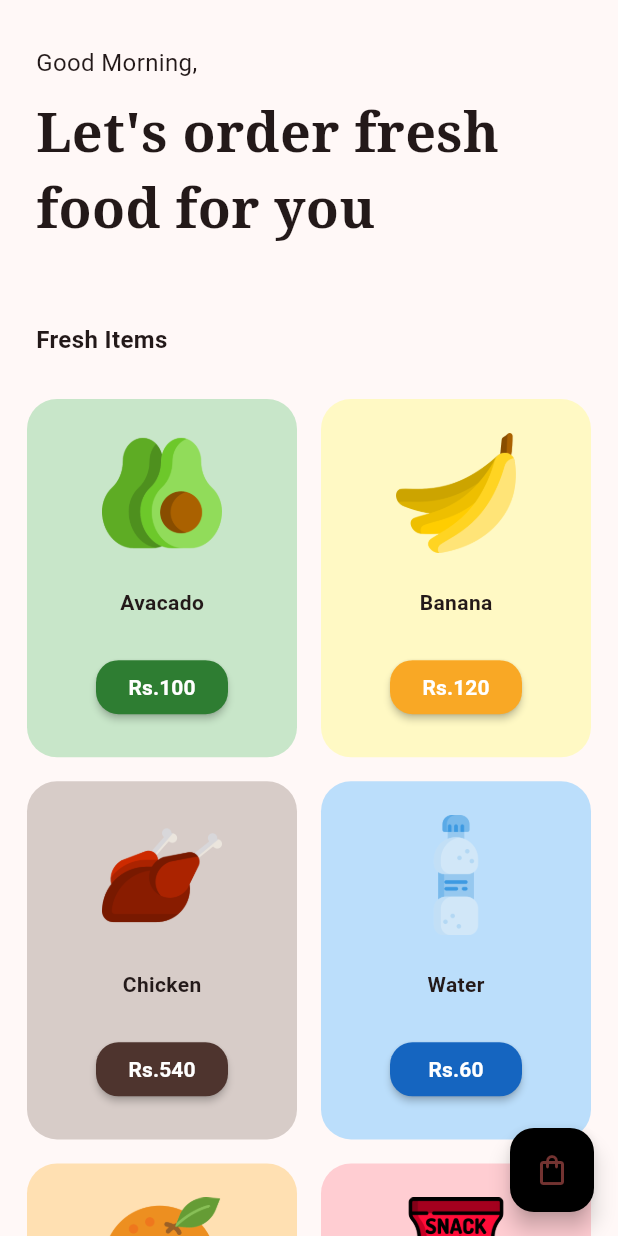
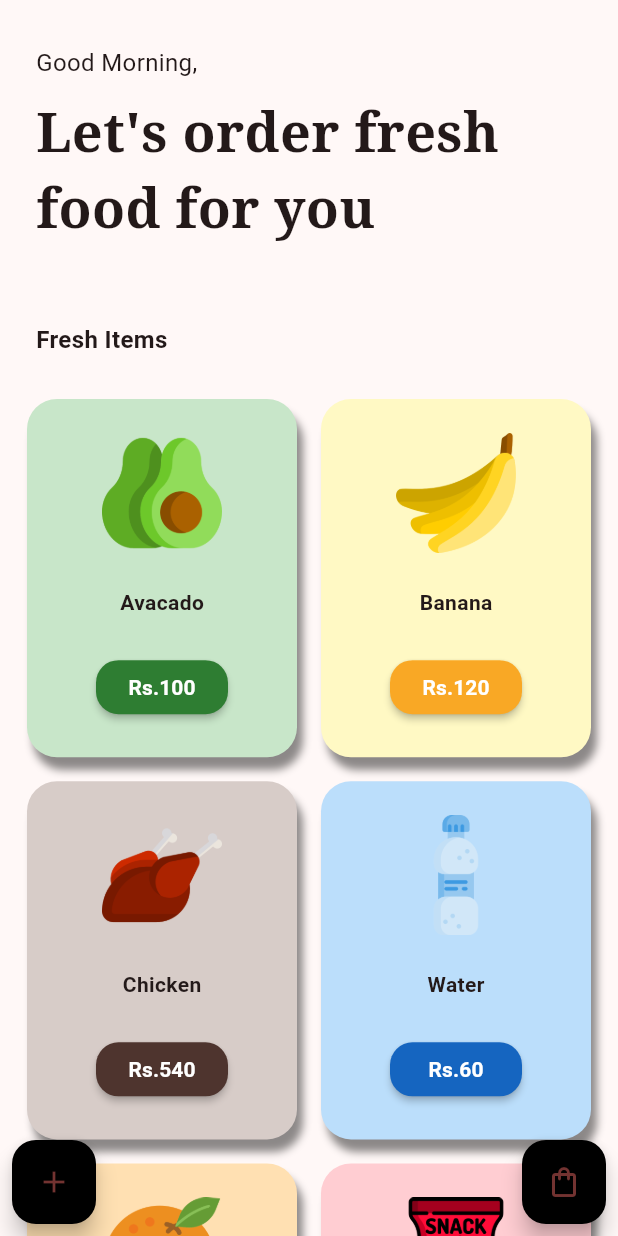
Before and after one commit to SaadAkram200/API_Work, a Flutter app: the HomePage screen opened directly, on a phone screen of 412 x 824 dp. Run offline on Flutter 3.47's test engine with Material 2 defaults, Android fonts, the phone set to English and light mode, and no system bars; our stand-ins replace cloud_firestore, firebase_auth, firebase_core, firebase_storage, flutter_colorpicker, flutter_inset_box_shadow and 5 more; accounts and stored records are empty.

Commit message:
created a new screen to add items in the itemlist uploaded the new item into firestore

```diff
--- a/first_app/lib/Provider work/Grocery App/home_page.dart
+++ b/first_app/lib/Provider work/Grocery App/home_page.dart
@@ -1,3 +1,4 @@
+import 'package:first_app/Provider%20work/Grocery%20App/add_items.dart';
 import 'package:first_app/Provider%20work/Grocery%20App/cart_page.dart';
 import 'package:first_app/Provider%20work/Grocery%20App/cart_provider.dart';
 import 'package:first_app/widgets/reuseable_widgets.dart';
@@ -8,65 +9,96 @@ import 'package:provider/provider.dart';
 class HomePage extends StatelessWidget {
   HomePage({super.key});
 
-
 // used for greeting msg
-currentTime(){
+  currentTime() {
     DateTime now = DateTime.now();
-  if (now.hour >11.59) {
+    if (now.hour > 11.59) {
       return Text(
-      'Good Evening,',
-      style: TextStyle(fontSize: 16),);
+        'Good Afternoon,',
+        style: TextStyle(fontSize: 16),
+      );
     } else {
       return Text(
         'Good Morning,',
-      style: TextStyle(fontSize: 16),);
+        style: TextStyle(fontSize: 16),
+      );
     }
   }
+
   @override
   Widget build(BuildContext context) {
     return Scaffold(
-      floatingActionButton: FloatingActionButton(
+      floatingActionButtonLocation: FloatingActionButtonLocation.centerDocked,
+      floatingActionButton: Padding(
+        padding: const EdgeInsets.all(8.0),
+        child: Row(
+          mainAxisAlignment: MainAxisAlignment.spaceBetween,
+          children: [
+            FloatingActionButton(
+              heroTag: null,
               backgroundColor: Colors.black,
-        child: Icon(Icons.shopping_bag_outlined,),
               onPressed: () {
-        Navigator.push(context, MaterialPageRoute(builder: (context)=> CartPage()));
-      },),
+                Navigator.pushAndRemoveUntil(
+                    context,
+                    MaterialPageRoute(
+                      builder: (context) => AddItems(),
+                    ),
+                    (route) => true);
+              },
+              child: Icon(Icons.add_outlined),
+            ),
+            FloatingActionButton(
+              heroTag: null,
+              backgroundColor: Colors.black,
+              onPressed: () {
+                Navigator.pushAndRemoveUntil(
+                    context,
+                    MaterialPageRoute(
+                      builder: (context) => CartPage(),
+                    ),
+                    (route) => true);
+              },
+              child: Icon(Icons.shopping_bag_outlined),
+            )
+          ],
+        ),
+      ),
       body: SafeArea(
         child: Column(
           crossAxisAlignment: CrossAxisAlignment.start,
           mainAxisAlignment: MainAxisAlignment.start,
           children: [
-
-
             //greeting text
             Padding(
-              padding: const EdgeInsets.fromLTRB(24,30,0,10),
+              padding: const EdgeInsets.fromLTRB(24, 30, 0, 10),
               child: currentTime(),
             ),
 
-
             //Big Text
             Padding(
-              padding: const EdgeInsets.fromLTRB(24,0,20,0),
-              child: Text("Let's order fresh food for you",
-                style: GoogleFonts.notoSerif(fontSize: 36,fontWeight: FontWeight.bold),),
+              padding: const EdgeInsets.fromLTRB(24, 0, 20, 0),
+              child: Text(
+                "Let's order fresh food for you",
+                style: GoogleFonts.notoSerif(
+                    fontSize: 36, fontWeight: FontWeight.bold),
+              ),
             ),
 
             // fresh item text
             Padding(
-              padding: const EdgeInsets.fromLTRB(24,50,0,10),
+              padding: const EdgeInsets.fromLTRB(24, 50, 0, 10),
               child: Text(
                 "Fresh Items",
-                style: TextStyle(fontSize: 16,fontWeight: FontWeight.bold),),
+                style: TextStyle(fontSize: 16, fontWeight: FontWeight.bold),
+              ),
             ),
 
             //item list
-            Expanded(
-              child: Consumer<CartProvider>(builder: (context, value, child) {
+            Expanded(child: Consumer<CartProvider>(
+              builder: (context, value, child) {
                 return GridView.builder(
                   gridDelegate: SliverGridDelegateWithFixedCrossAxisCount(
-                    crossAxisCount: 2,
-                    childAspectRatio: 1/1.3),
+                      crossAxisCount: 2, childAspectRatio: 1 / 1.3),
                   itemCount: value.shopItems.length,
                   padding: EdgeInsets.all(10),
                   itemBuilder: (context, index) {
@@ -76,16 +108,28 @@ currentTime(){
                       itemPath: value.shopItems[index][2],
                       color: value.shopItems[index][3],
                       onPressed: () {
-                          print(value.itemList);
+
                         value.addtoList(index);
+
+                        ScaffoldMessenger.of(context).showSnackBar(SnackBar(
+                          duration: Duration(seconds: 2),
+                          content: Text(
+                            // value.itemList[index][0].toString()+
+                            " Added to cart",
+                            textAlign: TextAlign.center,
+                            style: TextStyle(color: Colors.black),
+                          ),
+                          backgroundColor: Colors.white,
+                        ));
                       },
                     );
-
                   },
                 );
-              },)
+              },
+            )),
+          ],
         ),
-          ],
-        ),),);
+      ),
+    );
   }
 }
--- a/first_app/lib/widgets/reuseable_widgets.dart
+++ b/first_app/lib/widgets/reuseable_widgets.dart
@@ -51,8 +51,12 @@ class MyTextField extends StatelessWidget {
   }
 }
 
-TextField reusableTextField(String text, IconData icon, bool isPasswordType,
-    TextEditingController controller) {
+TextField reusableTextField(
+  String text,
+  IconData icon,
+  bool isPasswordType,
+  TextEditingController controller
+    ) {
   return TextField(
     maxLength: 50,
     controller: controller,
@@ -84,7 +88,7 @@ TextField reusableTextField(String text, IconData icon, bool isPasswordType,
   );
 }
 
-// Reusables for app
+// Reusables for App
 
 class reusableTextFields extends StatefulWidget {
   final TextEditingController controller;
@@ -102,10 +106,8 @@ class reusableTextFields extends StatefulWidget {
   @override
   State<reusableTextFields> createState() => _reusableTextFieldsState();
   }
-
   class _reusableTextFieldsState extends State<reusableTextFields> {
-
-  bool showPassword = false;
+  bool showPassword = true;
   @override
   Widget build(BuildContext context) {
     return Padding(
@@ -130,12 +132,10 @@ class _reusableTextFieldsState extends State<reusableTextFields> {
             suffixIcon: widget.obscureText
                 ? GestureDetector(
                     onTap: () {
-
                       setState(() {
                         showPassword = !showPassword;
 
                         //widget.obscureText =false;
-
                       });
                     },
                     child: showPassword
@@ -149,18 +149,17 @@ class _reusableTextFieldsState extends State<reusableTextFields> {
                           ),
                   )
                 : null),
-        obscureText: widget.obscureText? showPassword: !showPassword,
+        obscureText: widget.obscureText ? showPassword : !showPassword,
         controller: widget.controller,
       ),
     );
   }
 }
 
+
 // for provider work : grocery app
 // ignore: must_be_immutable
 class GroceryItemTile extends StatelessWidget {
-
-
   final String itemName, itemPrice, itemPath;
   final color;
   void Function()? onPressed;
@@ -172,35 +171,46 @@ class GroceryItemTile extends StatelessWidget {
     required this.itemPath,
     required this.color,
     required this.onPressed,
-
   });
 
   @override
   Widget build(BuildContext context) {
-    return  Padding(
+    return Padding(
       padding: const EdgeInsets.all(8.0),
       child: Container(
         decoration: BoxDecoration(
           color: color[100],
-          borderRadius: BorderRadius.circular(20)
+          borderRadius: BorderRadius.circular(20),
+          boxShadow: [
+            BoxShadow(
+              color: Colors.black45,
+              blurRadius: 4,
+              offset: Offset(4, 8), // Shadow position
             ),
-        child: Column(
-          mainAxisAlignment: MainAxisAlignment.spaceEvenly,
-          children: [
-
-          Image.asset(itemPath,height: 80,),
-
-          Text(itemName,style: TextStyle(fontWeight: FontWeight.bold),),
-
+          ],
+        ),
+        child:
+            Column(mainAxisAlignment: MainAxisAlignment.spaceEvenly, children: [
+          Image.asset(
+            itemPath,
+            height: 80,
+          ),
+          Text(
+            itemName,
+            style: TextStyle(fontWeight: FontWeight.bold),
+          ),
           MaterialButton(
             onPressed: onPressed,
-            shape: RoundedRectangleBorder(borderRadius: BorderRadius.circular(15)),
+            shape:
+                RoundedRectangleBorder(borderRadius: BorderRadius.circular(15)),
             color: color[800],
             child: Text(
-              'Rs.'+itemPrice,
+              'Rs.' + itemPrice,
               style: TextStyle(
                 color: Colors.white,
-                fontWeight: FontWeight.bold,),),
+                fontWeight: FontWeight.bold,
+              ),
+            ),
           )
         ]),
       ),
--- a/first_app/pubspec.yaml
+++ b/first_app/pubspec.yaml
@@ -50,6 +50,7 @@ dependencies:
   provider: ^6.0.5
   flutter_inset_box_shadow: ^1.0.8
   google_fonts: ^6.1.0
+  flutter_colorpicker: ^1.0.3
 
 dev_dependencies:
   flutter_test:
```
Also changed, not shown: first_app/lib/Provider work/Grocery App/add_items.dart (added, +141 -0 lines), first_app/lib/Provider work/Grocery App/cart_page.dart (+23 -6 lines), first_app/lib/Provider work/Grocery App/cart_provider.dart (+72 -7 lines), first_app/lib/Provider work/Grocery App/item_firestore.dart (added, +14 -0 lines), first_app/lib/Provider work/Grocery App/item_model.dart (added, +34 -0 lines), first_app/lib/Provider work/mainforProvider.dart (+6 -1 lines), first_app/pubspec.lock. Lines whose indentation alone changed are shown as unchanged.
